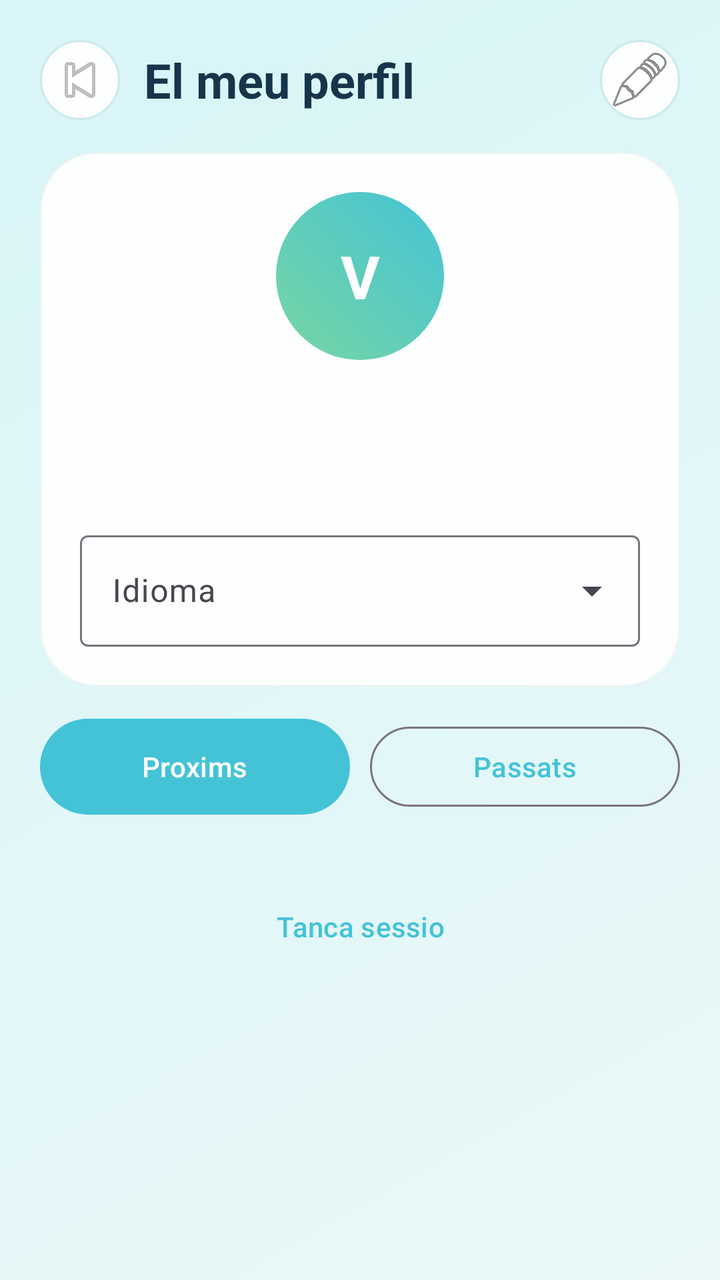
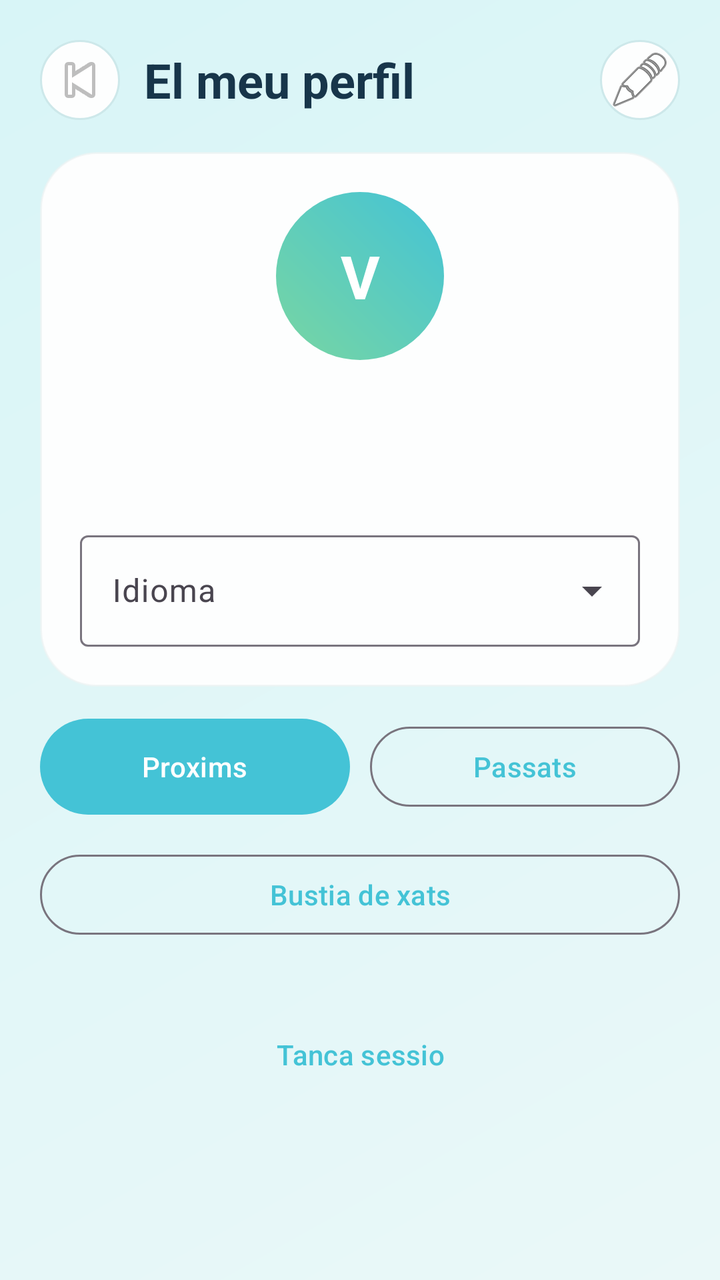

An Android layout rendered at two revisions. The XML below is the earlier revision; the diff shows what the commit changed to produce the second picture.
<!-- AndroidManifest.xml: application theme Theme.ViBaCar -->
<!-- res/layout/activity_perfil.xml -->
<?xml version="1.0" encoding="utf-8"?>
<androidx.core.widget.NestedScrollView xmlns:android="http://schemas.android.com/apk/res/android"
    xmlns:app="http://schemas.android.com/apk/res-auto"
    android:layout_width="match_parent"
    android:layout_height="match_parent"
    android:background="@drawable/fons_pantalla"
    android:fillViewport="true">

    <LinearLayout
        android:layout_width="match_parent"
        android:layout_height="wrap_content"
        android:orientation="vertical"
        android:padding="20dp">

        <LinearLayout
            android:layout_width="match_parent"
            android:layout_height="wrap_content"
            android:gravity="center_vertical"
            android:orientation="horizontal">

            <ImageButton
                android:id="@+id/botoEnrere"
                android:layout_width="40dp"
                android:layout_height="40dp"
                android:background="@drawable/fons_capsula"
                android:contentDescription="@string/boto_enrere"
                android:padding="10dp"
                android:src="@android:drawable/ic_media_previous" />

            <TextView
                android:layout_width="0dp"
                android:layout_height="wrap_content"
                android:layout_marginStart="12dp"
                android:layout_weight="1"
                android:text="@string/perfil_titol"
                android:textColor="@color/color_text_principal"
                android:textSize="24sp"
                android:textStyle="bold" />

            <ImageButton
                android:id="@+id/botoEditarPerfil"
                android:layout_width="40dp"
                android:layout_height="40dp"
                android:background="@drawable/fons_capsula"
                android:contentDescription="@string/boto_editar_perfil"
                android:padding="10dp"
                android:src="@android:drawable/ic_menu_edit" />
        </LinearLayout>

        <LinearLayout
            android:layout_width="match_parent"
            android:layout_height="wrap_content"
            android:layout_marginTop="16dp"
            android:background="@drawable/fons_targeta"
            android:elevation="8dp"
            android:orientation="vertical"
            android:padding="20dp">

            <FrameLayout
                android:layout_width="84dp"
                android:layout_height="84dp"
                android:layout_gravity="center_horizontal">

                <com.google.android.material.imageview.ShapeableImageView
                    android:id="@+id/imatgePerfil"
                    android:layout_width="match_parent"
                    android:layout_height="match_parent"
                    android:scaleType="centerCrop"
                    android:visibility="gone"
                    app:shapeAppearanceOverlay="@style/FormaAvatarCercle" />

                <TextView
                    android:id="@+id/txtInicialAvatar"
                    android:layout_width="match_parent"
                    android:layout_height="match_parent"
                    android:background="@drawable/fons_avatar"
                    android:gravity="center"
                    android:text="V"
                    android:textColor="@color/color_text_clar"
                    android:textSize="30sp"
                    android:textStyle="bold" />
            </FrameLayout>

            <TextView
                android:id="@+id/txtNom"
                android:layout_width="match_parent"
                android:layout_height="wrap_content"
                android:layout_marginTop="12dp"
                android:gravity="center"
                android:textColor="@color/color_text_principal"
                android:textSize="22sp"
                android:textStyle="bold" />

            <TextView
                android:id="@+id/txtDades"
                android:layout_width="match_parent"
                android:layout_height="wrap_content"
                android:layout_marginTop="8dp"
                android:gravity="center"
                android:textColor="@color/color_text_secundari" />

            <com.google.android.material.textfield.TextInputLayout
                style="@style/Widget.Material3.TextInputLayout.OutlinedBox.ExposedDropdownMenu"
                android:layout_width="match_parent"
                android:layout_height="wrap_content"
                android:layout_marginTop="14dp"
                android:hint="@string/selecciona_idioma">

                <com.google.android.material.textfield.MaterialAutoCompleteTextView
                    android:id="@+id/campIdioma"
                    android:layout_width="match_parent"
                    android:layout_height="wrap_content"
                    android:inputType="none" />
            </com.google.android.material.textfield.TextInputLayout>
        </LinearLayout>

        <LinearLayout
            android:layout_width="match_parent"
            android:layout_height="wrap_content"
            android:layout_marginTop="16dp"
            android:gravity="center"
            android:orientation="horizontal">

            <com.google.android.material.button.MaterialButton
                android:id="@+id/botoProxims"
                android:layout_width="0dp"
                android:layout_height="wrap_content"
                android:layout_weight="1"
                android:background="@drawable/fons_boto_principal"
                android:text="@string/perfil_proxims"
                android:textColor="@color/color_text_clar" />

            <Space
                android:layout_width="10dp"
                android:layout_height="1dp" />

            <com.google.android.material.button.MaterialButton
                android:id="@+id/botoPassats"
                style="@style/Widget.Material3.Button.OutlinedButton"
                android:layout_width="0dp"
                android:layout_height="wrap_content"
                android:layout_weight="1"
                android:text="@string/perfil_passats" />
        </LinearLayout>

        <androidx.recyclerview.widget.RecyclerView
            android:id="@+id/llistaReserves"
            android:layout_width="match_parent"
            android:layout_height="wrap_content"
            android:layout_marginTop="16dp"
            android:nestedScrollingEnabled="false" />

        <TextView
            android:id="@+id/txtBuit"
            android:layout_width="match_parent"
            android:layout_height="wrap_content"
            android:gravity="center"
            android:text="@string/perfil_cap_element"
            android:textColor="@color/color_text_secundari"
            android:visibility="gone" />

        <com.google.android.material.button.MaterialButton
            android:id="@+id/botoTancarSessio"
            style="@style/Widget.Material3.Button.TextButton"
            android:layout_width="wrap_content"
            android:layout_height="wrap_content"
            android:layout_gravity="center_horizontal"
            android:layout_marginTop="16dp"
            android:text="@string/boto_tancar_sessio" />
    </LinearLayout>
</androidx.core.widget.NestedScrollView>
<!-- resources referenced by this layout -->
<resources>
  <color name="color_text_clar">#FFFFFF</color>
  <color name="color_text_principal">#17354A</color>
  <color name="color_text_secundari">#547283</color>
  <!-- drawable fons_avatar (drawable) -->
  <?xml version="1.0" encoding="utf-8"?>
  <shape xmlns:android="http://schemas.android.com/apk/res/android" android:shape="oval">
      <gradient
          android:angle="45"
          android:endColor="@color/color_principal"
          android:startColor="@color/color_secundari" />
  </shape>
  <!-- drawable fons_boto_principal (drawable) -->
  <?xml version="1.0" encoding="utf-8"?>
  <shape xmlns:android="http://schemas.android.com/apk/res/android">
      <gradient
          android:angle="0"
          android:endColor="@color/color_principal_fosc"
          android:startColor="@color/color_principal" />
      <corners android:radius="30dp" />
  </shape>
  <!-- drawable fons_capsula (drawable) -->
  <?xml version="1.0" encoding="utf-8"?>
  <shape xmlns:android="http://schemas.android.com/apk/res/android">
      <solid android:color="@color/color_targeta" />
      <corners android:radius="20dp" />
      <stroke
          android:width="1dp"
          android:color="@color/color_linia" />
  </shape>
  <!-- drawable fons_pantalla (drawable) -->
  <?xml version="1.0" encoding="utf-8"?>
  <shape xmlns:android="http://schemas.android.com/apk/res/android">
      <gradient
          android:angle="315"
          android:endColor="@color/color_fons"
          android:startColor="#D8F5F7" />
  </shape>
  <!-- drawable fons_targeta (drawable) -->
  <?xml version="1.0" encoding="utf-8"?>
  <shape xmlns:android="http://schemas.android.com/apk/res/android">
      <solid android:color="@color/color_targeta" />
      <corners android:radius="28dp" />
      <stroke
          android:width="1dp"
          android:color="#AAEDF4F4" />
  </shape>
  <string name="boto_editar_perfil">Editar perfil</string>
  <string name="boto_enrere">Torna enrere</string>
  <string name="boto_tancar_sessio">Tanca sessio</string>
  <string name="perfil_cap_element">No hi ha cap element per mostrar.</string>
  <string name="perfil_passats">Passats</string>
  <string name="perfil_proxims">Proxims</string>
  <string name="perfil_titol">El meu perfil</string>
  <string name="selecciona_idioma">Idioma</string>
  <style name="FormaAvatarCercle" parent="">
          <item name="cornerFamily">rounded</item>
          <item name="cornerSize">50%</item>
      </style>
  <style name="Theme.ViBaCar" parent="Base.Theme.ViBaCar" />
  <color name="color_principal">#44C3D6</color>
  <color name="color_secundari">#78D6A2</color>
  <color name="color_principal_fosc">#2DA5BB</color>
  <color name="color_targeta">#FDFEFE</color>
  <color name="color_linia">#CDE8EA</color>
  <color name="color_fons">#EAF8F8</color>
  <style name="Base.Theme.ViBaCar" parent="Theme.Material3.Light.NoActionBar">
          <item name="colorPrimary">@color/color_principal</item>
          <item name="colorOnPrimary">@color/color_text_clar</item>
          <item name="colorSecondary">@color/color_secundari</item>
          <item name="android:statusBarColor">@android:color/transparent</item>
          <item name="android:navigationBarColor">@color/color_fons</item>
          <item name="android:windowLightStatusBar">true</item>
          <item name="android:windowBackground">@color/color_fons</item>
      </style>
</resources>

<!-- the commit's change to res/layout/activity_perfil.xml (unified diff, before → after) -->
@@ -143,6 +143,14 @@
                 android:text="@string/perfil_passats" />
         </LinearLayout>
 
+        <com.google.android.material.button.MaterialButton
+            android:id="@+id/botoBustiaXats"
+            style="@style/Widget.Material3.Button.OutlinedButton"
+            android:layout_width="match_parent"
+            android:layout_height="wrap_content"
+            android:layout_marginTop="16dp"
+            android:text="@string/boto_bustia_xats" />
+
         <androidx.recyclerview.widget.RecyclerView
             android:id="@+id/llistaReserves"
             android:layout_width="match_parent"
<!-- resource entries referenced after the edit -->
@@ -46,6 +46,7 @@
           android:width="1dp"
           android:color="#AAEDF4F4" />
   </shape>
+  <string name="boto_bustia_xats">Bustia de xats</string>
   <string name="boto_editar_perfil">Editar perfil</string>
   <string name="boto_enrere">Torna enrere</string>
   <string name="boto_tancar_sessio">Tanca sessio</string>
